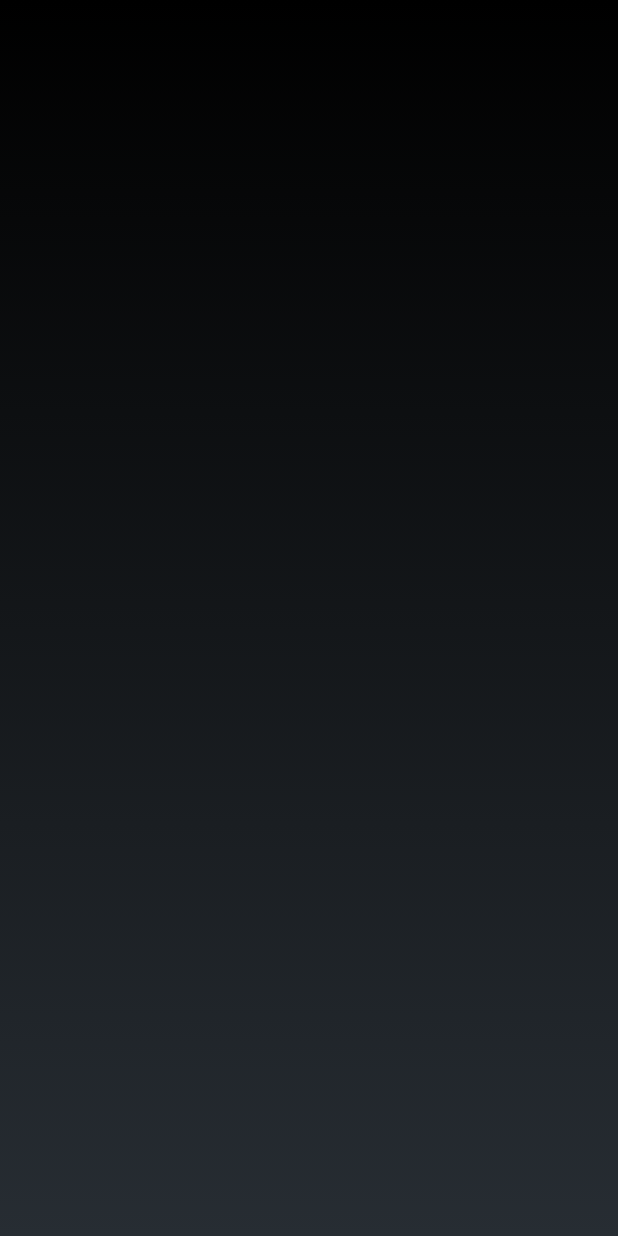
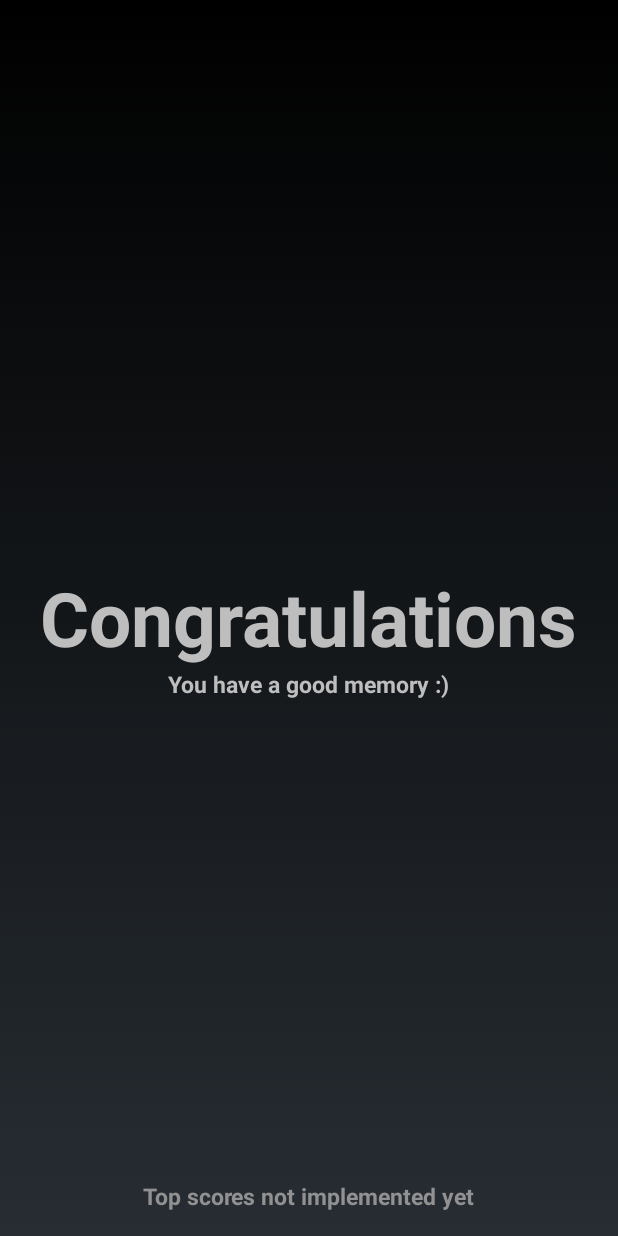
Before and after one commit to sigifredo/ColorTime, an Android app: the GameOverActivity screen opened directly, with no data from a screen before it, on a phone screen of 412 x 824 dp. Run offline under Robolectric (Android 15) with nearby library versions, the phone set to English and light mode, and no system bars.

Commit message:
Implementamos la vista de GameOverActivity.

```diff
--- a/app/src/main/java/com/nullpoint/colortime/gui/GridActivity.java
+++ b/app/src/main/java/com/nullpoint/colortime/gui/GridActivity.java
@@ -8,7 +8,6 @@ import android.view.View;
 import android.widget.AdapterView;
 import android.widget.Chronometer;
 import android.widget.GridView;
-import android.widget.Toast;
 
 import com.nullpoint.colortime.R;
 import com.nullpoint.colortime.util.ColorAdapter;
--- a/app/src/main/res/layout/activity_game_over.xml
+++ b/app/src/main/res/layout/activity_game_over.xml
@@ -6,4 +6,34 @@
     android:paddingBottom="@dimen/activity_vertical_margin"
     tools:context="com.nullpoint.colortime.gui.GameOverActivity">
 
+    <TextView
+        android:layout_width="wrap_content"
+        android:layout_height="wrap_content"
+        android:text="@string/congratulations"
+        android:id="@+id/tv1"
+        android:textSize="50sp"
+        android:textStyle="bold"
+        android:layout_centerVertical="true"
+        android:layout_centerHorizontal="true" />
+
+    <TextView
+        android:layout_width="wrap_content"
+        android:layout_height="wrap_content"
+        android:text="@string/good_memory"
+        android:id="@+id/tv2"
+        android:textSize="15sp"
+        android:textStyle="bold"
+        android:layout_centerHorizontal="true"
+        android:layout_below="@+id/tv1" />
+
+    <TextView
+        android:layout_width="wrap_content"
+        android:layout_height="wrap_content"
+        android:text="@string/scores_not_implemented"
+        android:textColor="@color/gray_text"
+        android:textSize="15sp"
+        android:textStyle="bold"
+        android:layout_alignParentBottom="true"
+        android:layout_centerHorizontal="true" />
+
 </RelativeLayout>
--- a/app/src/main/res/values/colors.xml
+++ b/app/src/main/res/values/colors.xml
@@ -2,5 +2,6 @@
 
     <color name="black_overlay">#66000000</color>
     <color name="background">#ff1a1a1a</color>
+    <color name="gray_text">#ff919191</color>
 
 </resources>
--- a/app/src/main/res/values/strings.xml
+++ b/app/src/main/res/values/strings.xml
@@ -4,6 +4,8 @@
     <string name="app_name" translatable="false">ColorTime</string>
     <string name="banner_ad_unit_id" translatable="false">ca-app-pub-6973573236116374/7203952405</string>
     <string name="cols">Columns</string>
+    <string name="congratulations">Congratulations</string>
+    <string name="good_memory">You have a good memory :)</string>
     <string name="new_record">New record</string>
     <string name="no_saved_scores">No saved scores</string>
     <string name="not_implemented_yet">Not implemented yet</string>
@@ -12,6 +14,7 @@
     <string name="powered_by_np">Powered by NullPoint.</string>
     <string name="rows">Rows</string>
     <string name="save">Save</string>
+    <string name="scores_not_implemented">Top scores not implemented yet</string>
     <string name="top_scores">Top scores</string>
     <string name="version">Version: </string>
 
```
Also changed, not shown: 1 other file.
